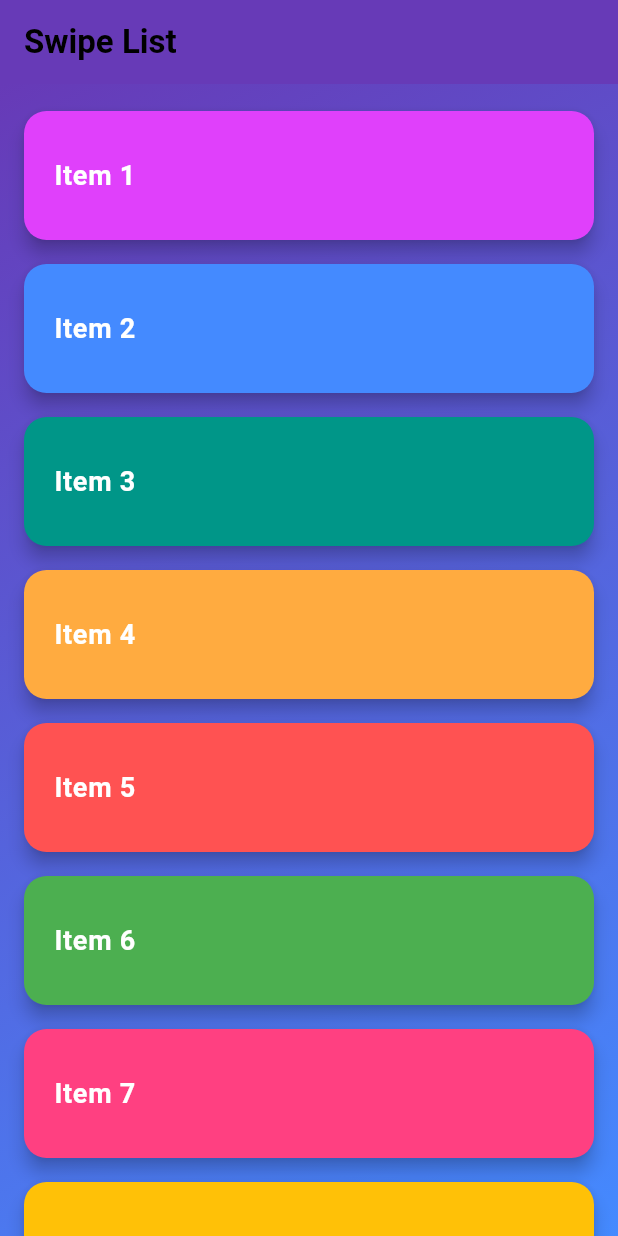
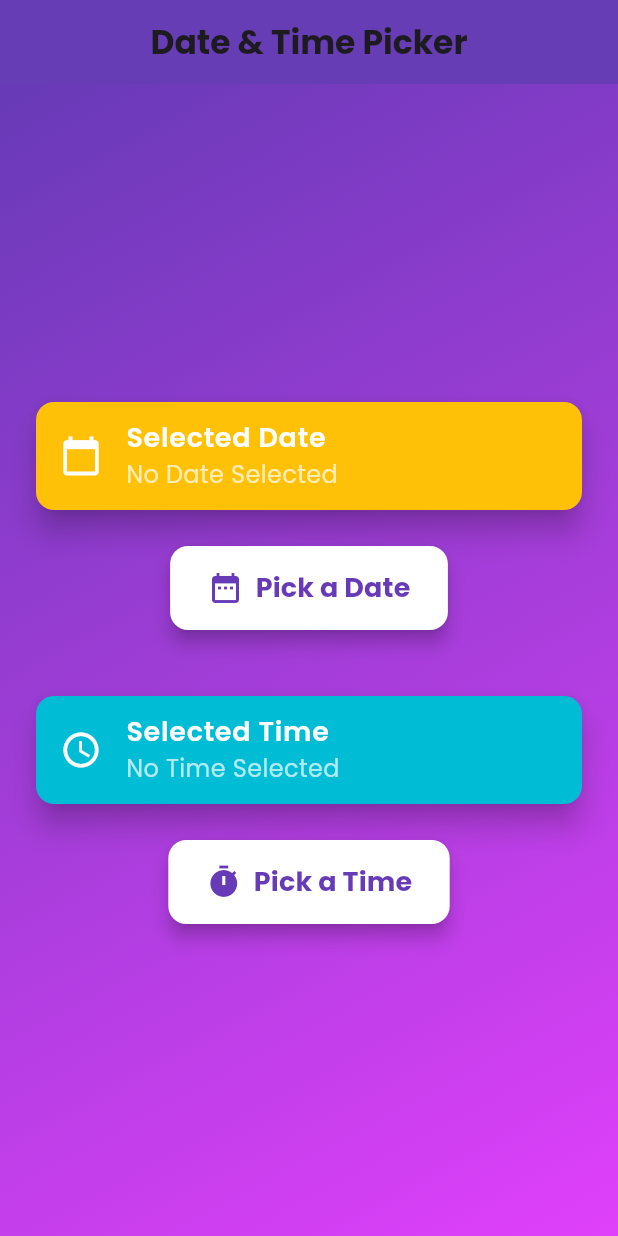
Before and after one commit to turzo1061/tracker_sheet_problems-solved, a Flutter app: the screen it shows after launch, on a phone screen of 412 x 824 dp. Run offline on Flutter 3.47's test engine with Material 3 defaults, Android fonts, the light colour scheme and no system bars; our stand-ins replace google_fonts; Roboto replaces fonts that are missing (Arial).

Commit message:
problem15

```diff
--- a/tracker_sheet_problems-ec3a87df2a65eda53dead0899a1bc8a41b5bae18/lib/main.dart
+++ b/tracker_sheet_problems-ec3a87df2a65eda53dead0899a1bc8a41b5bae18/lib/main.dart
@@ -1,4 +1,5 @@
 import 'package:flutter/material.dart';
+import 'package:google_fonts/google_fonts.dart';
 
 void main() {
   runApp(MyApp());
@@ -8,103 +9,138 @@ class MyApp extends StatelessWidget {
   @override
   Widget build(BuildContext context) {
     return MaterialApp(
-      title: 'Swipe List',
+      debugShowCheckedModeBanner: false,
+      title: 'Date & Time Picker',
       theme: ThemeData(
-        fontFamily: 'Arial',
-        brightness: Brightness.light,
-        colorScheme: ColorScheme.fromSwatch(primarySwatch: Colors.deepPurple),
+        primarySwatch: Colors.deepPurple,
       ),
-      home: SwipeListScreen(),
+      home: HomeScreen(),
     );
   }
 }
 
-class SwipeListScreen extends StatefulWidget {
+class HomeScreen extends StatefulWidget {
   @override
-  _SwipeListScreenState createState() => _SwipeListScreenState();
+  _HomeScreenState createState() => _HomeScreenState();
 }
 
-class _SwipeListScreenState extends State<SwipeListScreen> {
-  List<String> items = List.generate(10, (index) => "Item ${index + 1}");
-  List<Color> colors = [
-    Colors.purpleAccent,
-    Colors.blueAccent,
-    Colors.teal,
-    Colors.orangeAccent,
-    Colors.redAccent,
-    Colors.green,
-    Colors.pinkAccent,
-    Colors.amber,
-    Colors.indigoAccent,
-    Colors.cyan,
-  ];
+class _HomeScreenState extends State<HomeScreen> {
+  DateTime? _selectedDate;
+  TimeOfDay? _selectedTime;
+
+  Future<void> _pickDate() async {
+    final DateTime? pickedDate = await showDatePicker(
+      context: context,
+      initialDate: DateTime.now(),
+      firstDate: DateTime(2000),
+      lastDate: DateTime(2100),
+    );
+    if (pickedDate != null) {
+      setState(() {
+        _selectedDate = pickedDate;
+      });
+    }
+  }
+
+  Future<void> _pickTime() async {
+    final TimeOfDay? pickedTime = await showTimePicker(
+      context: context,
+      initialTime: TimeOfDay.now(),
+    );
+    if (pickedTime != null) {
+      setState(() {
+        _selectedTime = pickedTime;
+      });
+    }
+  }
 
   @override
   Widget build(BuildContext context) {
     return Scaffold(
       appBar: AppBar(
-        title: Text('Swipe List', style: TextStyle(fontSize: 22, fontWeight: FontWeight.bold)),
+        title: Text(
+          'Date & Time Picker',
+          style: GoogleFonts.poppins(fontWeight: FontWeight.bold, fontSize: 22),
+        ),
+        centerTitle: true,
         backgroundColor: Colors.deepPurple,
-        elevation: 5,
+        elevation: 8,
       ),
       body: Container(
         decoration: BoxDecoration(
           gradient: LinearGradient(
-            colors: [Colors.deepPurple, Colors.blueAccent],
+            colors: [Colors.deepPurple, Colors.purpleAccent],
             begin: Alignment.topLeft,
             end: Alignment.bottomRight,
           ),
         ),
-        child: ListView.builder(
-          padding: EdgeInsets.symmetric(vertical: 10),
-          itemCount: items.length,
-          itemBuilder: (context, index) {
-            return Dismissible(
-              key: Key(items[index]),
-              background: Container(
-                decoration: BoxDecoration(
-                  color: Colors.redAccent,
-                  borderRadius: BorderRadius.circular(15),
+        child: Center(
+          child: Padding(
+            padding: const EdgeInsets.symmetric(horizontal: 20),
+            child: Column(
+              mainAxisAlignment: MainAxisAlignment.center,
+              children: [
+                _buildInfoCard(
+                  title: "Selected Date",
+                  value: _selectedDate == null
+                      ? "No Date Selected"
+                      : "${_selectedDate!.day}-${_selectedDate!.month}-${_selectedDate!.year}",
+                  icon: Icons.calendar_today,
+                  color: Colors.amber,
                 ),
-                alignment: Alignment.centerLeft,
-                padding: EdgeInsets.only(left: 20),
-                child: Icon(Icons.delete, color: Colors.white, size: 30),
-              ),
-              secondaryBackground: Container(
-                decoration: BoxDecoration(
-                  color: Colors.blueAccent,
-                  borderRadius: BorderRadius.circular(15),
+                SizedBox(height: 20),
+                _buildButton("Pick a Date", Icons.date_range, _pickDate),
+                SizedBox(height: 40),
+                _buildInfoCard(
+                  title: "Selected Time",
+                  value: _selectedTime == null
+                      ? "No Time Selected"
+                      : _selectedTime!.format(context),
+                  icon: Icons.access_time,
+                  color: Colors.cyan,
                 ),
-                alignment: Alignment.centerRight,
-                padding: EdgeInsets.only(right: 20),
-                child: Icon(Icons.edit, color: Colors.white, size: 30),
-              ),
-              onDismissed: (direction) {
-                if (direction == DismissDirection.startToEnd) {
-                  setState(() {
-                    items.removeAt(index);
-                  });
-                  ScaffoldMessenger.of(context).showSnackBar(SnackBar(content: Text("Deleted")));
-                } else {
-                  ScaffoldMessenger.of(context).showSnackBar(SnackBar(content: Text("Edit option tapped")));
-                }
-              },
-              child: Card(
-                elevation: 5,
-                margin: EdgeInsets.symmetric(horizontal: 16, vertical: 8),
-                shape: RoundedRectangleBorder(borderRadius: BorderRadius.circular(15)),
-                color: colors[index % colors.length],
-                child: ListTile(
-                  title: Text(
-                    items[index],
-                    style: TextStyle(fontSize: 18, fontWeight: FontWeight.bold, color: Colors.white),
-                  ),
-                  tileColor: Colors.transparent,
-                  contentPadding: EdgeInsets.symmetric(horizontal: 20, vertical: 15),
-                ),
-              ),
-            );
-          },
+                SizedBox(height: 20),
+                _buildButton("Pick a Time", Icons.timer, _pickTime),
+              ],
+            ),
+          ),
+        ),
+      ),
+    );
+  }
+
+  Widget _buildButton(String text, IconData icon, VoidCallback onPressed) {
+    return ElevatedButton.icon(
+      icon: Icon(icon, size: 24),
+      label: Text(
+        text,
+        style: GoogleFonts.poppins(fontSize: 18, fontWeight: FontWeight.bold),
+      ),
+      style: ElevatedButton.styleFrom(
+        padding: EdgeInsets.symmetric(vertical: 15, horizontal: 25),
+        shape: RoundedRectangleBorder(borderRadius: BorderRadius.circular(12)),
+        elevation: 5,
+        backgroundColor: Colors.white,
+        foregroundColor: Colors.deepPurple,
+      ),
+      onPressed: onPressed,
+    );
+  }
+
+  Widget _buildInfoCard({required String title, required String value, required IconData icon, required Color color}) {
+    return Card(
+      elevation: 8,
+      shape: RoundedRectangleBorder(borderRadius: BorderRadius.circular(12)),
+      color: color,
+      child: ListTile(
+        leading: Icon(icon, color: Colors.white, size: 28),
+        title: Text(
+          title,
+          style: GoogleFonts.poppins(fontSize: 18, fontWeight: FontWeight.w600, color: Colors.white),
+        ),
+        subtitle: Text(
+          value,
+          style: GoogleFonts.poppins(fontSize: 16, color: Colors.white70),
         ),
       ),
     );
```
